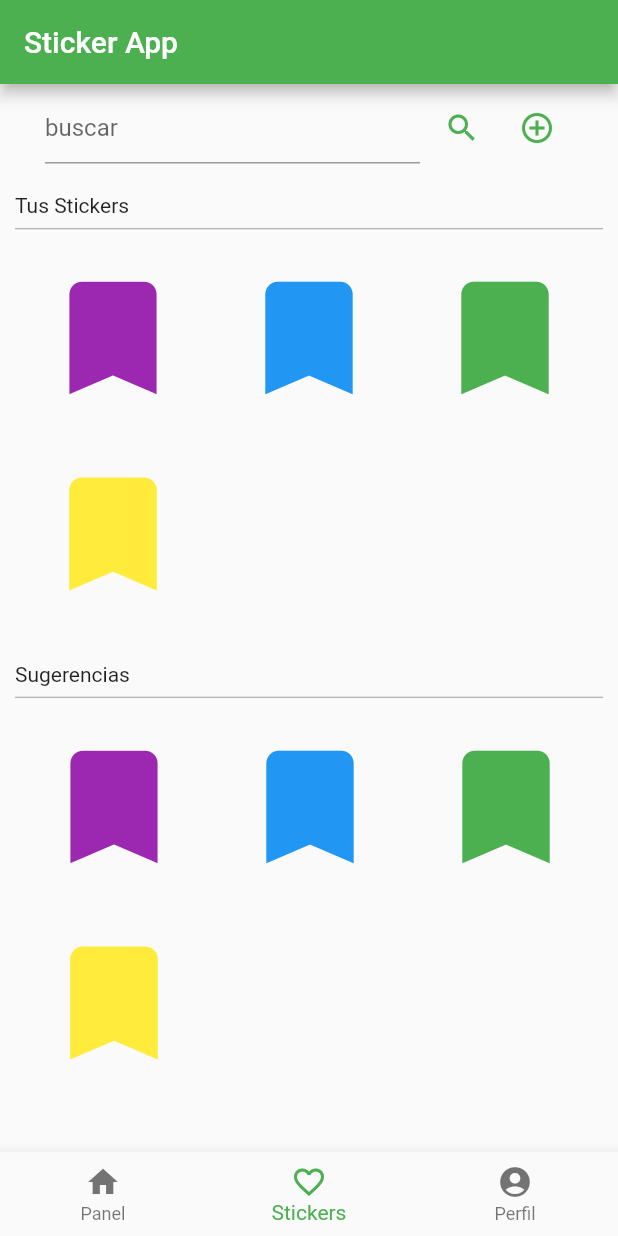
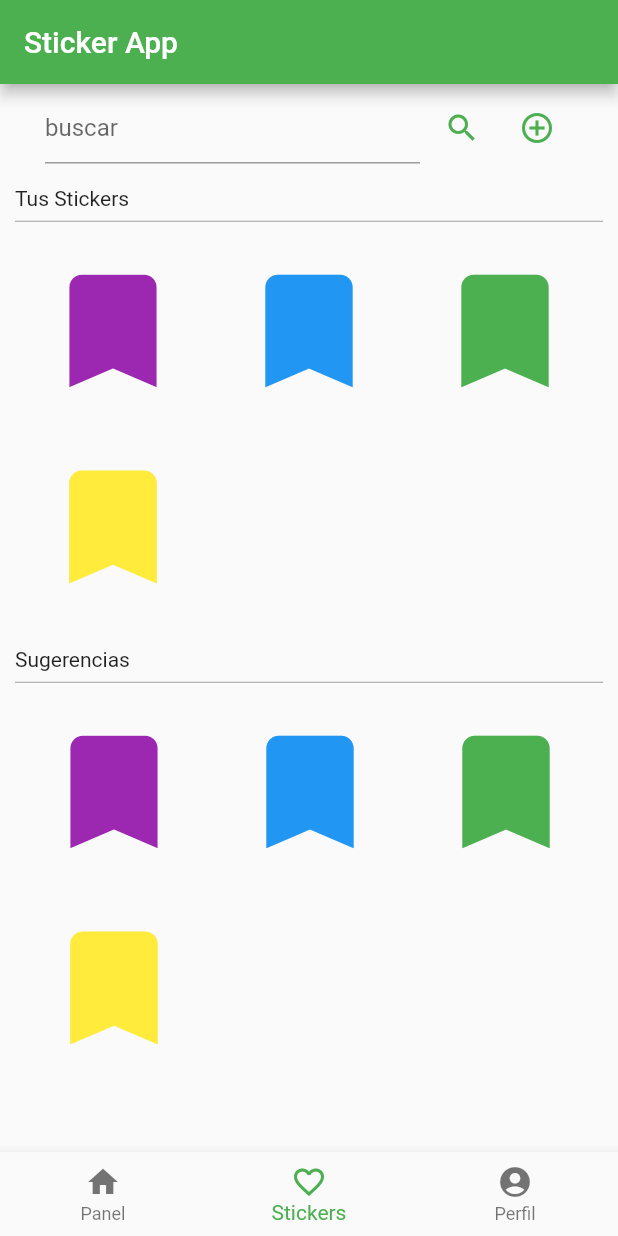
Before and after one commit to hugohfs/sticker_app, a Flutter app: the screen it shows after launch, item 2 of the bottom bar chosen, on a phone screen of 412 x 824 dp. Run offline on Flutter 3.47's test engine with Material 2 defaults, Android fonts, the phone set to English and light mode, and no system bars; our stand-ins replace font_awesome_flutter; missing offline and left inert: barcode_scan.

Commit message:
Pagina de Stickers, Pruebas en grid stickers, Añadir Tabs en ProductoPage
Cambios imagenes tabs
Paddings en StickersPage

```diff
--- a/lib/pages/producto.dart
+++ b/lib/pages/producto.dart
@@ -35,8 +35,8 @@ class _ProductoPageState extends State<ProductoPage> {
           body: TabBarView(
             children: [
               _showProductResult(),
-              Icon(Icons.directions_transit),
-              Icon(Icons.directions_bike),
+              Icon(Icons.playlist_add_check),
+              Icon(Icons.info),
             ],
           ),
         ),
--- a/lib/pages/stickers.dart
+++ b/lib/pages/stickers.dart
@@ -61,7 +61,7 @@ class _StickersPageState extends State<StickersPage> {
 
   Widget _showUserStickersHeader() {
     return Container(
-        padding: const EdgeInsets.fromLTRB(0.0, 20.0, 0.0, 0.0),
+        padding: const EdgeInsets.fromLTRB(0.0, 15.0, 0.0, 0.0),
         child: Column(
             crossAxisAlignment: CrossAxisAlignment.start,
             children: <Widget>[
@@ -207,7 +207,7 @@ class _StickersPageState extends State<StickersPage> {
 
   Widget _showSuggestedStickersHeader() {
     return Container(
-        padding: const EdgeInsets.fromLTRB(0.0, 20.0, 0.0, 0.0),
+        padding: const EdgeInsets.fromLTRB(0.0, 15.0, 0.0, 0.0),
         child: Column(
             crossAxisAlignment: CrossAxisAlignment.start,
             children: <Widget>[
```
